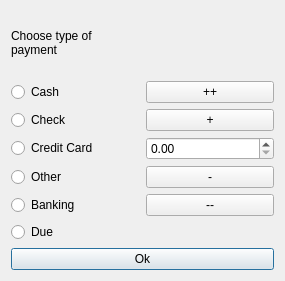
Qt form plugins/accountreceiptsplugin/ChoiceDialog.ui (FreeHealth/freehealth) before a commit.
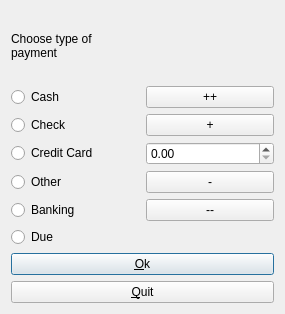
The same form after that commit.

The edit to the form file:
```diff
--- a/plugins/accountreceiptsplugin/ChoiceDialog.ui
+++ b/plugins/accountreceiptsplugin/ChoiceDialog.ui
@@ -7,7 +7,7 @@
     <x>0</x>
     <y>0</y>
     <width>285</width>
-    <height>281</height>
+    <height>314</height>
    </rect>
   </property>
   <property name="windowTitle">
@@ -107,13 +107,20 @@
      <item row="2" column="0">
       <widget class="QPushButton" name="okButton">
        <property name="text">
-        <string>Ok</string>
+        <string>&amp;Ok</string>
        </property>
        <property name="default">
         <bool>true</bool>
        </property>
       </widget>
      </item>
+     <item row="3" column="0">
+      <widget class="QPushButton" name="quitButton">
+       <property name="text">
+        <string>&amp;Quit</string>
+       </property>
+      </widget>
+     </item>
     </layout>
    </item>
   </layout>
```
